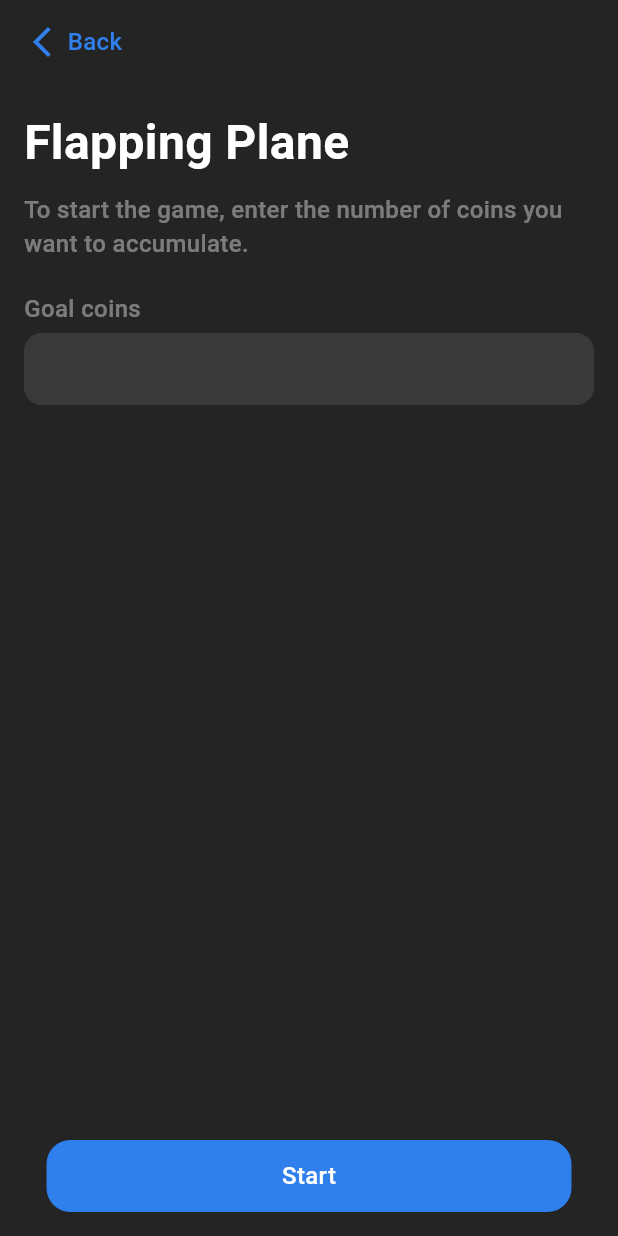
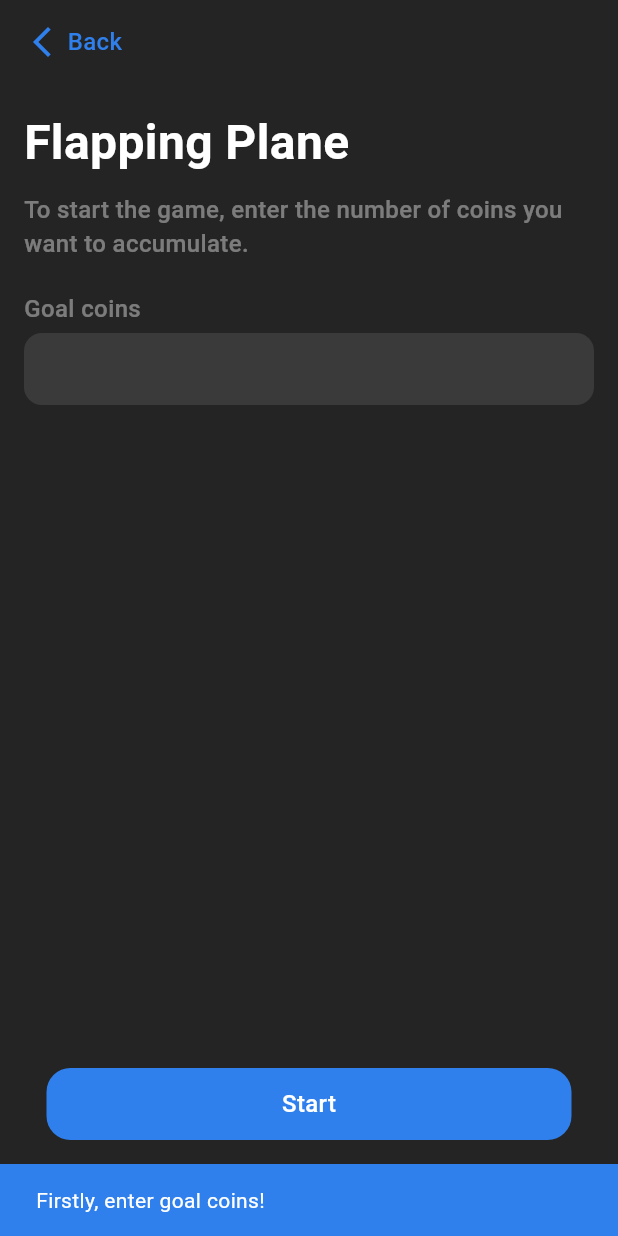
Before and after one commit to glshnkv/skypilot_app, a Flutter app: the EnterCoinsScreen screen opened directly with sample values from the repository, after a tap on "Start", on a phone screen of 412 x 824 dp. Run offline on Flutter 3.47's test engine with Material 3 defaults, Android fonts, the phone set to English and light mode, and no system bars; our stand-ins replace auto_route, firebase_core, firebase_remote_config, flutter_svg, lottie; accounts and stored records are empty.

Commit message:
added firebase and hotfix text field in flapping plane game

```diff
--- a/lib/screens/flapping_plane/enter_coins/enter_coins_screen.dart
+++ b/lib/screens/flapping_plane/enter_coins/enter_coins_screen.dart
@@ -107,8 +107,20 @@ class _EnterCoinsScreenState extends State<EnterCoinsScreen> {
           text: 'Start',
           width: 350,
           onTap: () {
-            context.router.push(FlappingPlaneGameRoute(
-                plane: widget.plane, coins: int.parse(_controller.text)));
+            if (_controller.text.isNotEmpty) {
+              context.router.push(FlappingPlaneGameRoute(
+                  plane: widget.plane, coins: int.parse(_controller.text)));
+            } else {
+              ScaffoldMessenger.of(context).showSnackBar(
+                SnackBar(
+                  backgroundColor: AppColors.blue,
+                  content: Text(
+                    'Firstly, enter goal coins!',
+                    style: TextStyle(color: AppColors.white),
+                  ),
+                ),
+              );
+            }
           }),
     );
   }
```
Also changed, not shown: lib/main.dart (+64 -2 lines), lib/firebase_options.dart (added), 3 other files.
